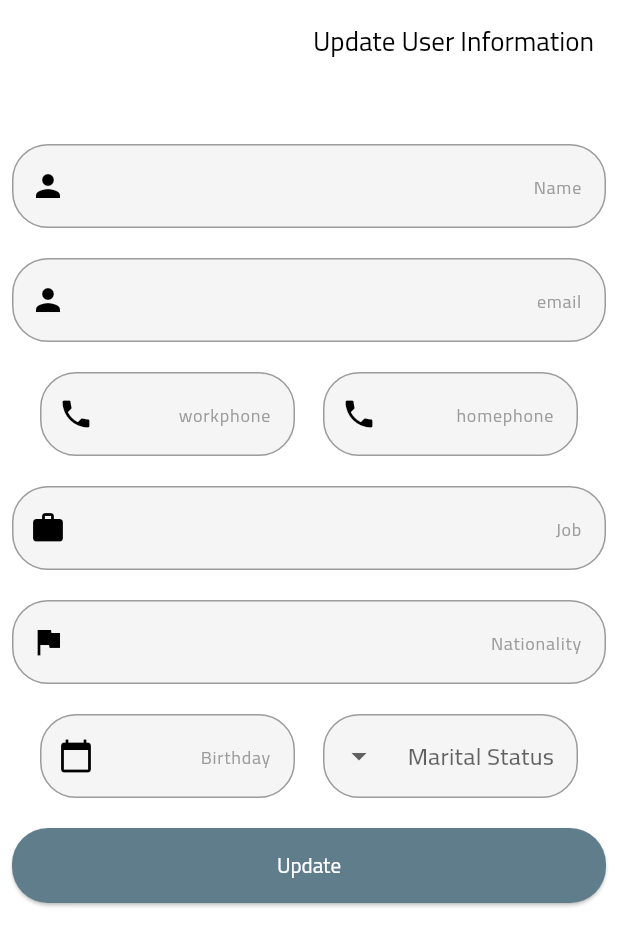
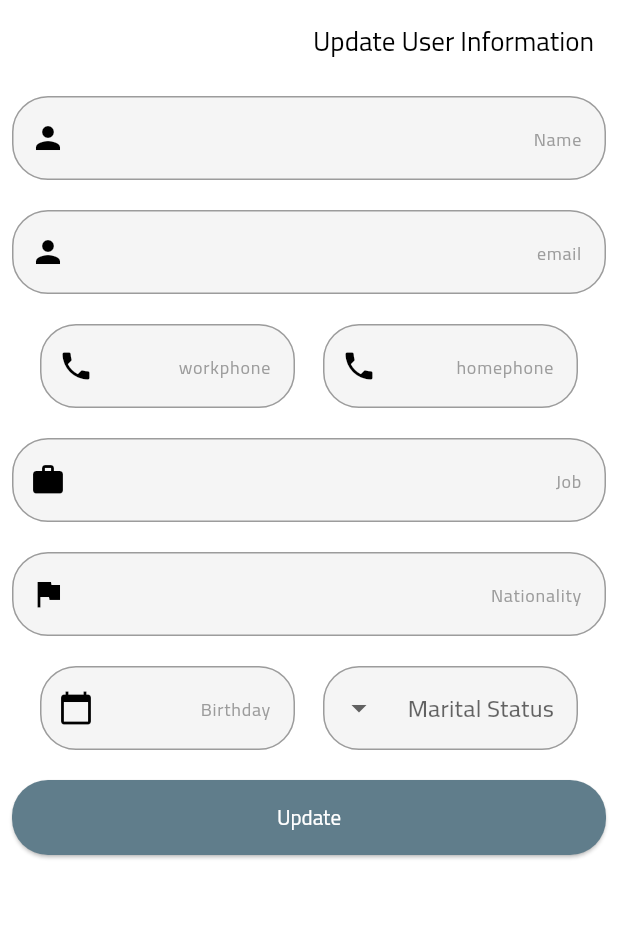
Before and after one commit to raghadd2/first, a Flutter app: the UpdateUser screen opened by its route, on a phone screen of 412 x 824 dp. Shown: the top 946 px of the screen. Run offline on Flutter 3.47's test engine with Material 3 defaults, Android fonts, the phone set to English and light mode, and no system bars; our stand-ins replace dartz, dio, equatable, flutter_riverpod, flutter_svg, go_router and 4 more; accounts and stored records are empty; network calls fail; statements that could not run were skipped.

Commit message:
update profile fix1

```diff
--- a/lib/core/routes/route_provider.dart
+++ b/lib/core/routes/route_provider.dart
@@ -7,8 +7,8 @@ import 'package:base_project/features/catgory/view/catgory_screen.dart';
 import 'package:base_project/features/dashboard/view/screens/dashboard_screen.dart';
 import 'package:base_project/features/products/view/screen/product_screen.dart';
 import 'package:base_project/features/splash/view/screens/splash_screen.dart';
-import 'package:base_project/features/user_informaion/view/getuser_screen.dart';
-import 'package:base_project/features/user_informaion/view/updateuser.dart';
+import 'package:base_project/features/user_informaion/view/screens/getuser_screen.dart';
+import 'package:base_project/features/user_informaion/view/screens/updateuser.dart';
 import 'package:flutter/material.dart';
 import 'package:flutter_riverpod/flutter_riverpod.dart';
 import 'package:go_router/go_router.dart';
--- a/lib/features/user_informaion/view/screens/getuser_screen.dart
+++ b/lib/features/user_informaion/view/screens/getuser_screen.dart
@@ -88,6 +88,7 @@ class GetUserScreen extends StatelessWidget {
                 );
               case RequestState.error:
                 print(userProvider.state.message);
+
                 return Center(
                   child: Text(userProvider.state.message),
                 );
--- a/lib/features/user_informaion/view/screens/updateuser.dart
+++ b/lib/features/user_informaion/view/screens/updateuser.dart
@@ -6,8 +6,29 @@ import 'package:flutter/material.dart';
 import 'package:flutter_riverpod/flutter_riverpod.dart';
 import 'package:intl/intl.dart';
 
-class UpdateUser extends StatelessWidget {
+class UpdateUser extends ConsumerStatefulWidget {
   const UpdateUser({super.key});
+
+  @override
+  ConsumerState<UpdateUser> createState() => _UpdateUserState();
+}
+
+class _UpdateUserState extends ConsumerState<UpdateUser> {
+  @override
+  void initState() {
+    super.initState();
+    final userProvider = ref.read(getUserProvider);
+    final user = userProvider.state.data;
+    ref.read(updateuserProvider).nameController.text = user.name;
+    ref.read(updateuserProvider).emailController.text = user.email;
+    ref.read(updateuserProvider).homephoneController.text = user.homePhone;
+    ref.read(updateuserProvider).workphoneController.text = user.workPhone;
+    ref.read(updateuserProvider).jobController.text = user.job;
+    ref.read(updateuserProvider).nationalityController.text = user.nationality;
+    ref.read(updateuserProvider).maritalstatusController.text =
+        user.maritalStatus;
+    ref.read(updateuserProvider).birthdayController.text = user.birthday;
+  }
 
   @override
   Widget build(BuildContext context) {
@@ -22,10 +43,7 @@ class UpdateUser extends StatelessWidget {
             builder: ((context, ref, child) {
               final provider = ref.watch(updateuserProvider);
               return Column(children: [
-                const SizedBox(height: 16.0),
-                16.hGap,
                 TextFormField(
-
                   textInputAction: TextInputAction.done,
                   validator: (value) =>
                       AppValidation.validateName(context, value ?? ""),
--- a/lib/features/user_informaion/view/updateuser.dart
+++ /dev/null
@@ -1,164 +0,0 @@
-import 'package:base_project/core/utils/app_extension.dart';
-import 'package:base_project/core/utils/app_validation.dart';
-import 'package:base_project/core/utils/enums/request_state.dart';
-import 'package:base_project/features/user_informaion/controller/getuser_provider.dart';
-import 'package:flutter/material.dart';
-import 'package:flutter_riverpod/flutter_riverpod.dart';
-import 'package:intl/intl.dart';
-
-class UpdateUser extends StatelessWidget {
-  const UpdateUser({super.key});
-
-  @override
-  Widget build(BuildContext context) {
-    return Scaffold(
-        appBar: AppBar(
-          title: const Text('Update User Information'),
-        ),
-        body: SingleChildScrollView(
-            child: Padding(
-          padding: const EdgeInsets.all(8.0),
-          child: Consumer(
-            builder: ((context, ref, child) {
-              final provider = ref.watch(updateuserProvider);
-              return Column(children: [
-                const SizedBox(height: 16.0),
-                16.hGap,
-                TextFormField(
-
-                  textInputAction: TextInputAction.done,
-                  validator: (value) =>
-                      AppValidation.validateName(context, value ?? ""),
-                  controller: provider.nameController,
-                  decoration: InputDecoration(
-                    hintText: 'Name',
-                    suffixIcon: Icon(Icons.person),
-                  ),
-                ),
-                20.hGap,
-                TextFormField(
-                  textInputAction: TextInputAction.done,
-                  validator: (value) =>
-                      AppValidation.validateName(context, value ?? ""),
-                  controller: provider.emailController,
-                  decoration: InputDecoration(
-                    hintText: 'email',
-                    suffixIcon: Icon(Icons.person),
-                  ),
-                ),
-                20.hGap,
-                Row(
-                  mainAxisAlignment: MainAxisAlignment.spaceEvenly,
-                  children: [
-                    SizedBox(
-                      width: 170,
-                      child: TextFormField(
-                        textInputAction: TextInputAction.done,
-                        validator: (value) => AppValidation.validatePhoneNumber(
-                            context, value ?? ""),
-                        controller: provider.homephoneController,
-                        decoration: InputDecoration(
-                          hintText: 'homephone',
-                          suffixIcon: Icon(Icons.phone),
-                        ),
-                      ),
-                    ),
-                    SizedBox(
-                      width: 170,
-                      child: TextFormField(
-                        textInputAction: TextInputAction.done,
-                        validator: (value) => AppValidation.validatePhoneNumber(
-                            context, value ?? ""),
-                        controller: provider.workphoneController,
-                        decoration: InputDecoration(
-                          hintText: 'workphone',
-                          suffixIcon: Icon(Icons.phone),
-                        ),
-                      ),
-                    ),
-                  ],
-                ),
-                20.hGap,
-                TextFormField(
-                  textInputAction: TextInputAction.done,
-                  controller: provider.jobController,
-                  decoration: InputDecoration(
-                    hintText: 'Job',
-                    suffixIcon: Icon(Icons.work),
-                  ),
-                ),
-                20.hGap,
-                TextFormField(
-                  textInputAction: TextInputAction.done,
-                  controller: provider.nationalityController,
-                  decoration: InputDecoration(
-                    hintText: 'Nationality',
-                    suffixIcon: Icon(Icons.flag),
-                  ),
-                ),
-                20.hGap,
-                Row(
-                  mainAxisAlignment: MainAxisAlignment.spaceEvenly,
-                  children: [
-                    SizedBox(
-                      width: 170,
-                      child: DropdownButtonFormField<String>(
-                        value: provider.maritalstatusController.text.isNotEmpty
-                            ? provider.maritalstatusController.text
-                            : null,
-                        onChanged: (newValue) {
-                          provider.maritalstatusController.text = newValue!;
-                        },
-                        items: ['Married', 'Single'].map((String value) {
-                          return DropdownMenuItem<String>(
-                            value: value,
-                            child: Text(value),
-                          );
-                        }).toList(),
-                        decoration: const InputDecoration(
-                          hintText: 'Marital Status',
-                        ),
-                      ),
-                    ),
-                    SizedBox(
-                      width: 170,
-                      child: TextFormField(
-                        controller: provider.birthdayController,
-                        decoration: const InputDecoration(
-                          hintText: 'Birthday',
-                          suffixIcon: Icon(Icons.calendar_today),
-                        ),
-                        readOnly: true,
-                        onTap: () async {
-                          DateTime? pickedDate = await showDatePicker(
-                            context: context,
-                            initialDate: DateTime.now(),
-                            firstDate: DateTime(1900),
-                            lastDate: DateTime.now(),
-                          );
-
-                          if (pickedDate != null) {
-                            String formattedDate =
-                                DateFormat('yyyy-MM-dd').format(pickedDate);
-                            provider.birthdayController.text = formattedDate;
-                          }
-                        },
-                      ),
-                    ),
-                  ],
-                ),
-                20.hGap,
-                provider.genstate.requestState == RequestState.loading
-                    ? CircularProgressIndicator()
-                    : ElevatedButton(
-                        onPressed: () {
-                          provider.updateuser(context);
-                        },
-                        child: const Text('Update'),
-                      ),
-              ]);
-            }),
-          ),
-        )));
-  }
-}
```
Also changed, not shown: lib/features/user_informaion/model/getuser_model.dart (+10 -2 lines), lib/features/user_informaion/view/getuser_screen.dart (deleted, +0 -100 lines), lib/core/network/remote/dio_client.dart (line endings or trailing spaces), 4 other files.
